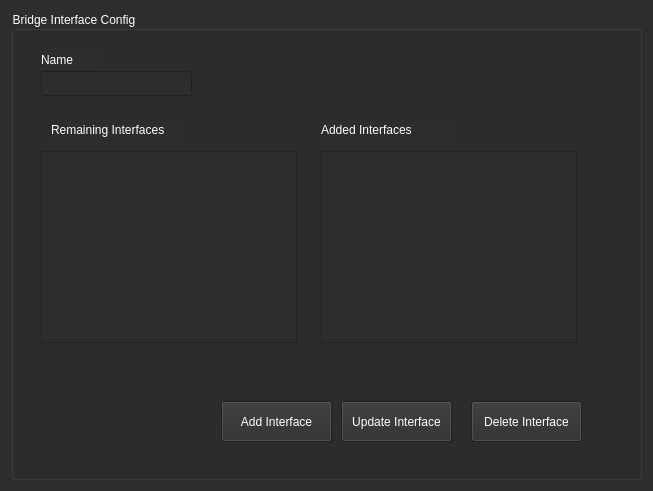
Old version of the form UI/BridgeConfig.ui in the repository monico18/LTI-SDN-Controller.
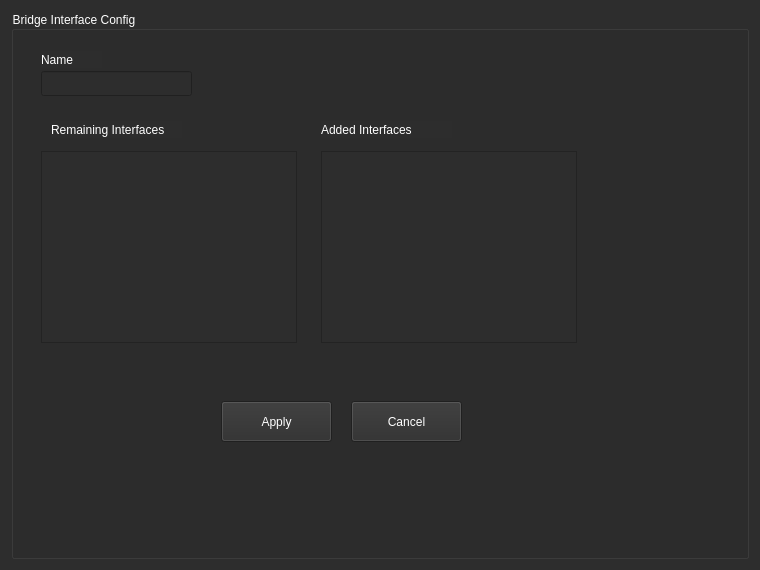
New version of the form.

The edit to the form file:
```diff
--- a/UI/BridgeConfig.ui
+++ b/UI/BridgeConfig.ui
@@ -6,8 +6,8 @@
    <rect>
     <x>0</x>
     <y>0</y>
-    <width>653</width>
-    <height>491</height>
+    <width>760</width>
+    <height>570</height>
    </rect>
   </property>
   <property name="windowTitle">
@@ -143,7 +143,7 @@
      <widget class="QPushButton" name="btn_delete_interface">
       <property name="geometry">
        <rect>
-        <x>460</x>
+        <x>340</x>
         <y>390</y>
         <width>111</width>
         <height>41</height>
@@ -268,141 +268,10 @@
        </palette>
       </property>
       <property name="text">
-       <string>Delete Interface</string>
+       <string>Cancel</string>
       </property>
      </widget>
-     <widget class="QPushButton" name="btn_update_interface">
-      <property name="geometry">
-       <rect>
-        <x>330</x>
-        <y>390</y>
-        <width>111</width>
-        <height>41</height>
-       </rect>
-      </property>
-      <property name="palette">
-       <palette>
-        <active>
-         <colorrole role="Button">
-          <brush brushstyle="SolidPattern">
-           <color alpha="255">
-            <red>45</red>
-            <green>45</green>
-            <blue>45</blue>
-           </color>
-          </brush>
-         </colorrole>
-         <colorrole role="ButtonText">
-          <brush brushstyle="SolidPattern">
-           <color alpha="255">
-            <red>255</red>
-            <green>255</green>
-            <blue>255</blue>
-           </color>
-          </brush>
-         </colorrole>
-         <colorrole role="Base">
-          <brush brushstyle="SolidPattern">
-           <color alpha="255">
-            <red>45</red>
-            <green>45</green>
-            <blue>45</blue>
-           </color>
-          </brush>
-         </colorrole>
-         <colorrole role="Window">
-          <brush brushstyle="SolidPattern">
-           <color alpha="255">
-            <red>45</red>
-            <green>45</green>
-            <blue>45</blue>
-           </color>
-          </brush>
-         </colorrole>
-        </active>
-        <inactive>
-         <colorrole role="Button">
-          <brush brushstyle="SolidPattern">
-           <color alpha="255">
-            <red>45</red>
-            <green>45</green>
-            <blue>45</blue>
-           </color>
-          </brush>
-         </colorrole>
-         <colorrole role="ButtonText">
-          <brush brushstyle="SolidPattern">
-           <color alpha="255">
-            <red>255</red>
-            <green>255</green>
-            <blue>255</blue>
-           </color>
-          </brush>
-         </colorrole>
-         <colorrole role="Base">
-          <brush brushstyle="SolidPattern">
-           <color alpha="255">
-            <red>45</red>
-            <green>45</green>
-            <blue>45</blue>
-           </color>
-          </brush>
-         </colorrole>
-         <colorrole role="Window">
-          <brush brushstyle="SolidPattern">
-           <color alpha="255">
-            <red>45</red>
-            <green>45</green>
-            <blue>45</blue>
-           </color>
-          </brush>
-         </colorrole>
-        </inactive>
-        <disabled>
-         <colorrole role="Button">
-          <brush brushstyle="SolidPattern">
-           <color alpha="255">
-            <red>45</red>
-            <green>45</green>
-            <blue>45</blue>
-           </color>
-          </brush>
-         </colorrole>
-         <colorrole role="ButtonText">
-          <brush brushstyle="SolidPattern">
-           <color alpha="255">
-            <red>120</red>
-            <green>120</green>
-            <blue>120</blue>
-           </color>
-          </brush>
-         </colorrole>
-         <colorrole role="Base">
-          <brush brushstyle="SolidPattern">
-           <color alpha="255">
-            <red>45</red>
-            <green>45</green>
-            <blue>45</blue>
-           </color>
-          </brush>
-         </colorrole>
-         <colorrole role="Window">
-          <brush brushstyle="SolidPattern">
-           <color alpha="255">
-            <red>45</red>
-            <green>45</green>
-            <blue>45</blue>
-           </color>
-          </brush>
-         </colorrole>
-        </disabled>
-       </palette>
-      </property>
-      <property name="text">
-       <string>Update Interface</string>
-      </property>
-     </widget>
-     <widget class="QLineEdit" name="lineEdit">
+     <widget class="QLineEdit" name="line_name">
       <property name="enabled">
        <bool>true</bool>
       </property>
@@ -1296,7 +1165,7 @@
        </palette>
       </property>
       <property name="text">
-       <string>Add Interface</string>
+       <string>Apply</string>
       </property>
      </widget>
     </widget>
```
Left out of the diff: 8 changed lines with no effect on the pictures.
